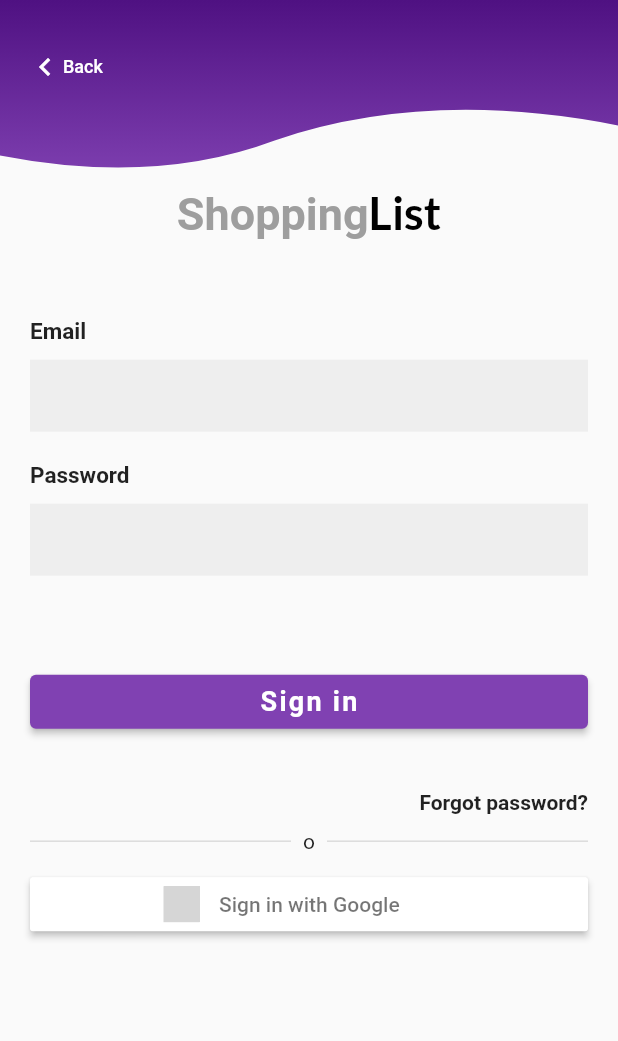
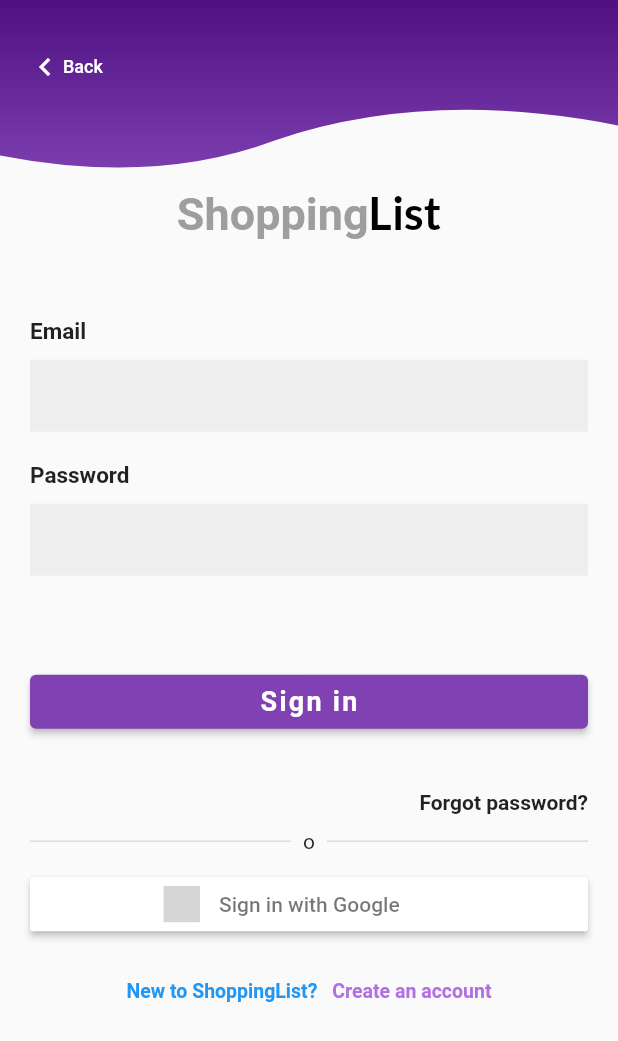
Before and after one commit to mayalaat/shopping_list, a Flutter app: the screen it shows after launch, after a tap on "Sign in", on a phone screen of 412 x 824 dp. Shown: the top 1041 px of the screen. Run offline on Flutter 3.47's test engine with Material 2 defaults, Android fonts, the phone set to English and light mode, and no system bars; our stand-ins replace flutter_custom_clippers, flutter_signin_button, google_fonts; grey boxes are pictures that could not be loaded.

```diff
--- a/lib/MainScreens/login/loginScreen.dart
+++ b/lib/MainScreens/login/loginScreen.dart
@@ -1,6 +1,7 @@
 import 'package:flutter/material.dart';
 import 'package:flutter_signin_button/flutter_signin_button.dart';
 import 'package:shopping_list/MainScreens/homeScreen.dart';
+import 'package:shopping_list/MainScreens/login/signUp.dart';
 import 'package:shopping_list/Utils/TextApp.dart';
 import 'package:shopping_list/Widgets/Components/Containers/ContainerShape.dart';
 import 'package:shopping_list/Widgets/Components/Containers/Fields/myFieldForm.dart';
@@ -73,6 +74,31 @@ class _LoginScreenState extends State<LoginScreen> {
     );
   }
 
+  Widget _signInLabel() {
+    return TextButton(
+        onPressed: () => Navigator.push(
+            context, MaterialPageRoute(builder: (context) => SignUp())),
+        child: Row(
+          mainAxisAlignment: MainAxisAlignment.center,
+          children: [
+            Text(
+              TextApp.NEW_ACCOUNT,
+              style: TextStyle(fontSize: 13, fontWeight: FontWeight.w600),
+            ),
+            SizedBox(
+              width: 10,
+            ),
+            Text(
+              TextApp.CREATE_ACCOUNT,
+              style: TextStyle(
+                  color: Theme.of(context).primaryColorDark,
+                  fontSize: 13,
+                  fontWeight: FontWeight.w600),
+            ),
+          ],
+        ));
+  }
+
   @override
   Widget build(BuildContext context) {
     final height = MediaQuery.of(context).size.height;
@@ -86,6 +112,7 @@ class _LoginScreenState extends State<LoginScreen> {
               height: double.infinity,
               width: double.infinity,
               padding: const EdgeInsets.symmetric(horizontal: 20),
+              child: SingleChildScrollView(
                 child: Column(
                   children: [
                     Padding(
@@ -98,8 +125,10 @@ class _LoginScreenState extends State<LoginScreen> {
                     ),
                     _forgotPassword(),
                     _divider(),
-                  _signInButton()
+                    _signInButton(),
+                    _signInLabel(),
                   ],
+                ),
               ),
             )
           ],
--- /dev/null
+++ b/lib/MainScreens/login/signUp.dart
@@ -0,0 +1,15 @@
+import 'package:flutter/widgets.dart';
+
+class SignUp extends StatefulWidget {
+  const SignUp({Key? key}) : super(key: key);
+
+  @override
+  State<SignUp> createState() => _SignUpState();
+}
+
+class _SignUpState extends State<SignUp> {
+  @override
+  Widget build(BuildContext context) {
+    return Container();
+  }
+}
--- a/lib/Utils/TextApp.dart
+++ b/lib/Utils/TextApp.dart
@@ -7,4 +7,6 @@ class TextApp {
   static const String PASSWORD = "Password";
   static const String FORGOT_PASSWORD = "Forgot password?";
   static const String OR = "o";
+  static const String NEW_ACCOUNT = "New to ShoppingList?";
+  static const String CREATE_ACCOUNT = "Create an account";
 }
```
Lines whose indentation alone changed are shown as unchanged.
